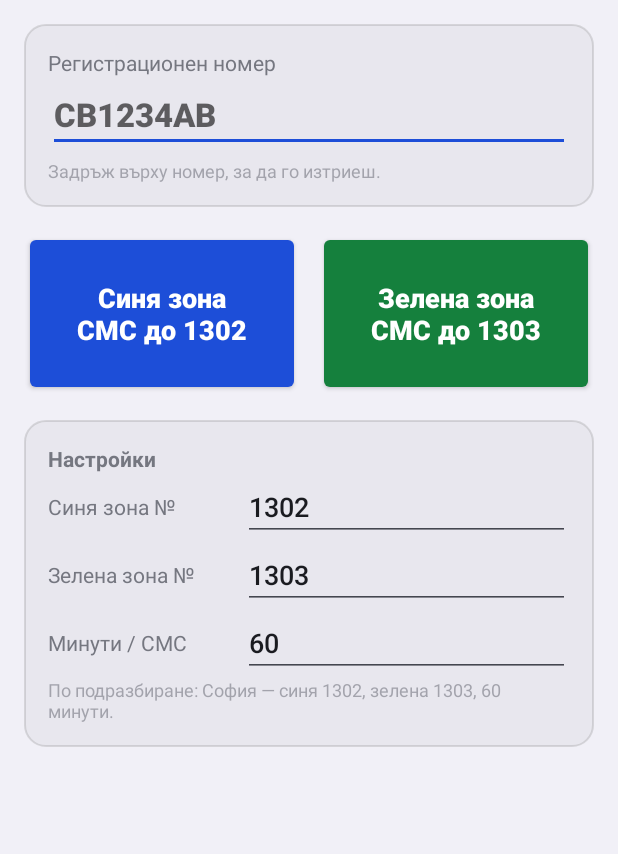
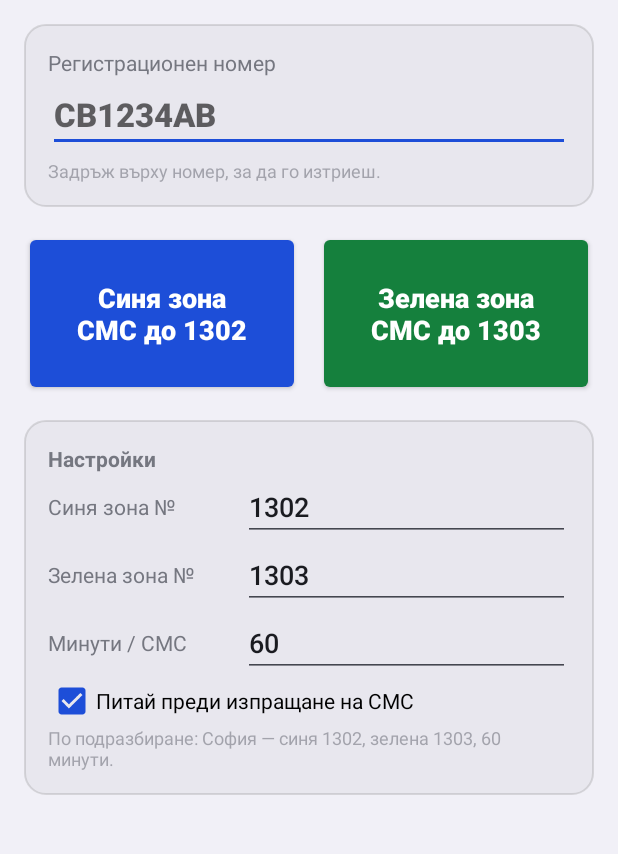
Before and after one commit to jbirdgit/jbird, an Android app: the screen it shows after launch (MainActivity), on a phone screen of 412 x 824 dp, the part 80-934 px from its top. Run offline under Robolectric (Android 15) with nearby library versions, the phone set to English and light mode, and no system bars.

```diff
--- a/android/app/build.gradle
+++ b/android/app/build.gradle
@@ -10,8 +10,8 @@ android {
         applicationId "bg.parking.sms"
         minSdk 26
         targetSdk 35
-        versionCode 1
-        versionName "1.0"
+        versionCode 2
+        versionName "1.1"
     }
 
     // Ключът е в хранилището, за да може всяка нова версия да се инсталира
--- a/android/app/src/main/res/layout/activity_main.xml
+++ b/android/app/src/main/res/layout/activity_main.xml
@@ -214,6 +214,12 @@
                     android:inputType="number" />
             </LinearLayout>
 
+            <CheckBox
+                android:id="@+id/cfgConfirm"
+                android:layout_width="wrap_content"
+                android:layout_height="wrap_content"
+                android:text="Питай преди изпращане на СМС" />
+
             <TextView
                 android:layout_width="wrap_content"
                 android:layout_height="wrap_content"
```
Also changed, not shown: android/app/src/main/java/bg/parking/sms/MainActivity.java (+24 -2 lines).
